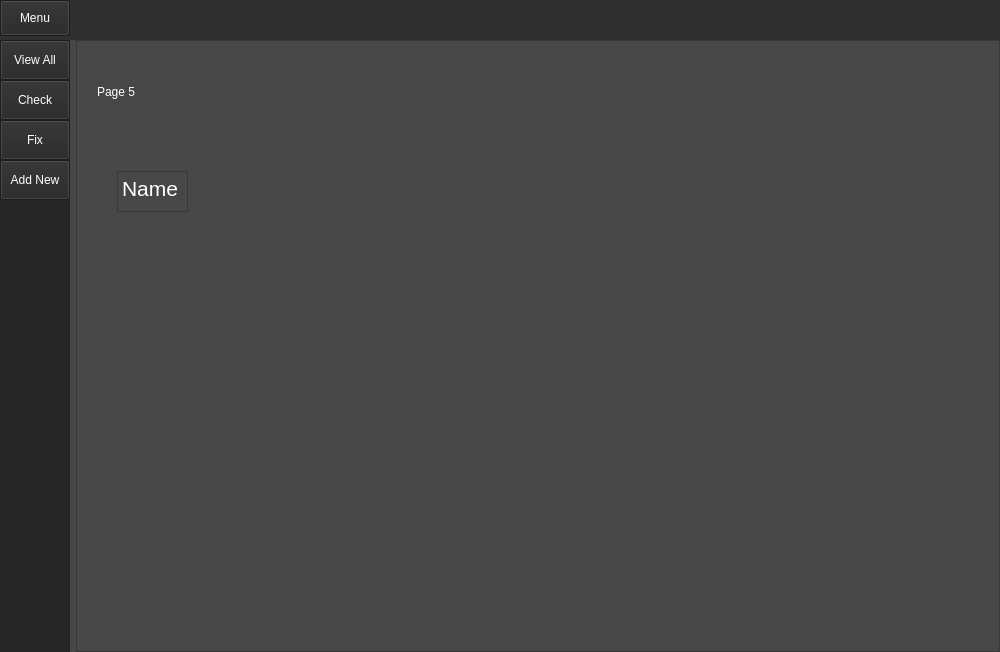
Above: test_ui.ui from adivardhan1000/INSE6130 before the change. Below: the same form after it.
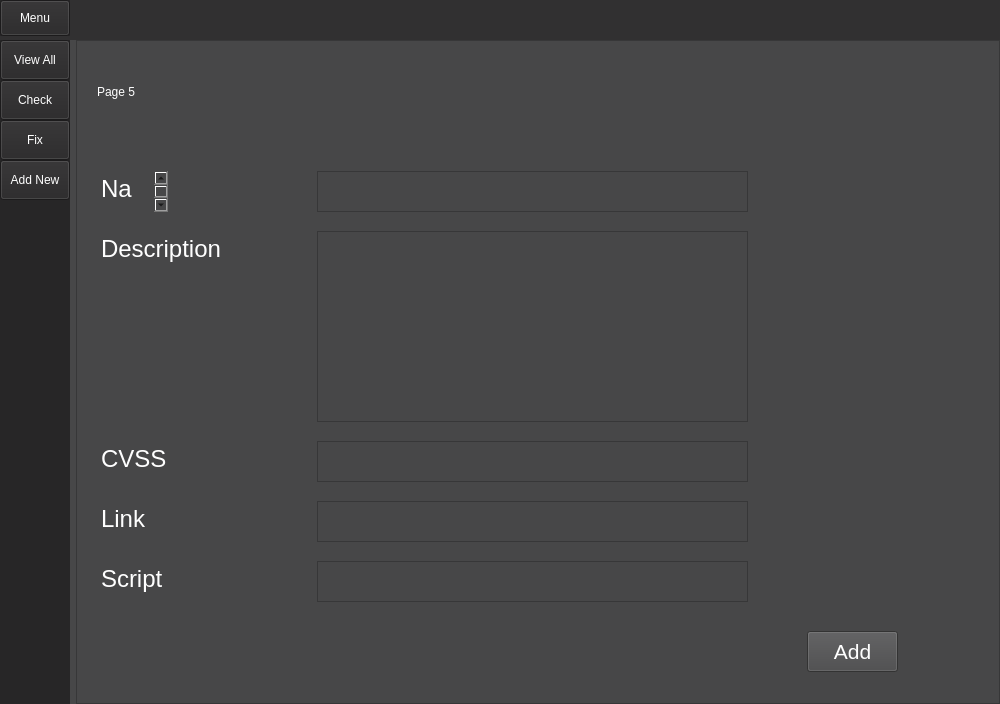
That is the form after the change. The open tabs and pages were chosen to show the change.

The edit to the form file:
```diff
--- a/test_ui.ui
+++ b/test_ui.ui
@@ -7,7 +7,7 @@
     <x>0</x>
     <y>0</y>
     <width>1000</width>
-    <height>652</height>
+    <height>704</height>
    </rect>
   </property>
   <property name="minimumSize">
@@ -779,24 +779,387 @@
                <string>Page 5</string>
               </property>
              </widget>
-             <widget class="QTextEdit" name="textEdit">
+             <widget class="QTextBrowser" name="textBrowser">
               <property name="geometry">
                <rect>
-                <x>40</x>
+                <x>20</x>
                 <y>130</y>
                 <width>71</width>
                 <height>41</height>
                </rect>
               </property>
-              <property name="tabletTracking">
+              <property name="frameShape">
+               <enum>QFrame::NoFrame</enum>
+              </property>
+              <property name="html">
+               <string>&lt;!DOCTYPE HTML PUBLIC &quot;-//W3C//DTD HTML 4.0//EN&quot; &quot;http://www.w3.org/TR/REC-html40/strict.dtd&quot;&gt;
+&lt;html&gt;&lt;head&gt;&lt;meta name=&quot;qrichtext&quot; content=&quot;1&quot; /&gt;&lt;style type=&quot;text/css&quot;&gt;
+p, li { white-space: pre-wrap; }
+&lt;/style&gt;&lt;/head&gt;&lt;body style=&quot; font-family:'SimSun'; font-size:9pt; font-weight:400; font-style:normal;&quot;&gt;
+&lt;p style=&quot; margin-top:0px; margin-bottom:0px; margin-left:0px; margin-right:0px; -qt-block-indent:0; text-indent:0px;&quot;&gt;&lt;span style=&quot; font-size:18pt; color:#ffffff;&quot;&gt;Name&lt;/span&gt;&lt;/p&gt;&lt;/body&gt;&lt;/html&gt;</string>
+              </property>
+             </widget>
+             <widget class="QTextEdit" name="cve_name">
+              <property name="geometry">
+               <rect>
+                <x>240</x>
+                <y>130</y>
+                <width>431</width>
+                <height>41</height>
+               </rect>
+              </property>
+             </widget>
+             <widget class="QTextBrowser" name="textBrowser_2">
+              <property name="geometry">
+               <rect>
+                <x>20</x>
+                <y>190</y>
+                <width>171</width>
+                <height>41</height>
+               </rect>
+              </property>
+              <property name="frameShape">
+               <enum>QFrame::NoFrame</enum>
+              </property>
+              <property name="html">
+               <string>&lt;!DOCTYPE HTML PUBLIC &quot;-//W3C//DTD HTML 4.0//EN&quot; &quot;http://www.w3.org/TR/REC-html40/strict.dtd&quot;&gt;
+&lt;html&gt;&lt;head&gt;&lt;meta name=&quot;qrichtext&quot; content=&quot;1&quot; /&gt;&lt;style type=&quot;text/css&quot;&gt;
+p, li { white-space: pre-wrap; }
+&lt;/style&gt;&lt;/head&gt;&lt;body style=&quot; font-family:'SimSun'; font-size:9pt; font-weight:400; font-style:normal;&quot;&gt;
+&lt;p style=&quot; margin-top:0px; margin-bottom:0px; margin-left:0px; margin-right:0px; -qt-block-indent:0; text-indent:0px;&quot;&gt;&lt;span style=&quot; font-size:18pt; color:#ffffff;&quot;&gt;Description&lt;/span&gt;&lt;/p&gt;&lt;/body&gt;&lt;/html&gt;</string>
+              </property>
+             </widget>
+             <widget class="QTextEdit" name="cve_description">
+              <property name="geometry">
+               <rect>
+                <x>240</x>
+                <y>190</y>
+                <width>431</width>
+                <height>191</height>
+               </rect>
+              </property>
+             </widget>
+             <widget class="QTextBrowser" name="textBrowser_3">
+              <property name="geometry">
+               <rect>
+                <x>20</x>
+                <y>400</y>
+                <width>171</width>
+                <height>41</height>
+               </rect>
+              </property>
+              <property name="frameShape">
+               <enum>QFrame::NoFrame</enum>
+              </property>
+              <property name="html">
+               <string>&lt;!DOCTYPE HTML PUBLIC &quot;-//W3C//DTD HTML 4.0//EN&quot; &quot;http://www.w3.org/TR/REC-html40/strict.dtd&quot;&gt;
+&lt;html&gt;&lt;head&gt;&lt;meta name=&quot;qrichtext&quot; content=&quot;1&quot; /&gt;&lt;style type=&quot;text/css&quot;&gt;
+p, li { white-space: pre-wrap; }
+&lt;/style&gt;&lt;/head&gt;&lt;body style=&quot; font-family:'SimSun'; font-size:9pt; font-weight:400; font-style:normal;&quot;&gt;
+&lt;p style=&quot; margin-top:0px; margin-bottom:0px; margin-left:0px; margin-right:0px; -qt-block-indent:0; text-indent:0px;&quot;&gt;&lt;span style=&quot; font-size:18pt; color:#ffffff;&quot;&gt;CVSS&lt;/span&gt;&lt;/p&gt;&lt;/body&gt;&lt;/html&gt;</string>
+              </property>
+             </widget>
+             <widget class="QTextEdit" name="cve_cvss">
+              <property name="geometry">
+               <rect>
+                <x>240</x>
+                <y>400</y>
+                <width>431</width>
+                <height>41</height>
+               </rect>
+              </property>
+             </widget>
+             <widget class="QTextBrowser" name="textBrowser_4">
+              <property name="geometry">
+               <rect>
+                <x>20</x>
+                <y>460</y>
+                <width>171</width>
+                <height>41</height>
+               </rect>
+              </property>
+              <property name="frameShape">
+               <enum>QFrame::NoFrame</enum>
+              </property>
+              <property name="html">
+               <string>&lt;!DOCTYPE HTML PUBLIC &quot;-//W3C//DTD HTML 4.0//EN&quot; &quot;http://www.w3.org/TR/REC-html40/strict.dtd&quot;&gt;
+&lt;html&gt;&lt;head&gt;&lt;meta name=&quot;qrichtext&quot; content=&quot;1&quot; /&gt;&lt;style type=&quot;text/css&quot;&gt;
+p, li { white-space: pre-wrap; }
+&lt;/style&gt;&lt;/head&gt;&lt;body style=&quot; font-family:'SimSun'; font-size:9pt; font-weight:400; font-style:normal;&quot;&gt;
+&lt;p style=&quot; margin-top:0px; margin-bottom:0px; margin-left:0px; margin-right:0px; -qt-block-indent:0; text-indent:0px;&quot;&gt;&lt;span style=&quot; font-size:18pt; color:#ffffff;&quot;&gt;Link&lt;/span&gt;&lt;/p&gt;&lt;/body&gt;&lt;/html&gt;</string>
+              </property>
+             </widget>
+             <widget class="QTextEdit" name="cve_link">
+              <property name="geometry">
+               <rect>
+                <x>240</x>
+                <y>460</y>
+                <width>431</width>
+                <height>41</height>
+               </rect>
+              </property>
+             </widget>
+             <widget class="QTextBrowser" name="textBrowser_5">
+              <property name="geometry">
+               <rect>
+                <x>20</x>
+                <y>520</y>
+                <width>171</width>
+                <height>41</height>
+               </rect>
+              </property>
+              <property name="frameShape">
+               <enum>QFrame::NoFrame</enum>
+              </property>
+              <property name="html">
+               <string>&lt;!DOCTYPE HTML PUBLIC &quot;-//W3C//DTD HTML 4.0//EN&quot; &quot;http://www.w3.org/TR/REC-html40/strict.dtd&quot;&gt;
+&lt;html&gt;&lt;head&gt;&lt;meta name=&quot;qrichtext&quot; content=&quot;1&quot; /&gt;&lt;style type=&quot;text/css&quot;&gt;
+p, li { white-space: pre-wrap; }
+&lt;/style&gt;&lt;/head&gt;&lt;body style=&quot; font-family:'SimSun'; font-size:9pt; font-weight:400; font-style:normal;&quot;&gt;
+&lt;p style=&quot; margin-top:0px; margin-bottom:0px; margin-left:0px; margin-right:0px; -qt-block-indent:0; text-indent:0px;&quot;&gt;&lt;span style=&quot; font-size:18pt; color:#ffffff;&quot;&gt;Script&lt;/span&gt;&lt;/p&gt;&lt;/body&gt;&lt;/html&gt;</string>
+              </property>
+              <property name="overwriteMode">
                <bool>false</bool>
               </property>
-              <property name="html">
-               <string>&lt;!DOCTYPE HTML PUBLIC &quot;-//W3C//DTD HTML 4.0//EN&quot; &quot;http://www.w3.org/TR/REC-html40/strict.dtd&quot;&gt;
-&lt;html&gt;&lt;head&gt;&lt;meta name=&quot;qrichtext&quot; content=&quot;1&quot; /&gt;&lt;style type=&quot;text/css&quot;&gt;
-p, li { white-space: pre-wrap; }
-&lt;/style&gt;&lt;/head&gt;&lt;body style=&quot; font-family:'SimSun'; font-size:9pt; font-weight:400; font-style:normal;&quot;&gt;
-&lt;p style=&quot; margin-top:0px; margin-bottom:0px; margin-left:0px; margin-right:0px; -qt-block-indent:0; text-indent:0px;&quot;&gt;&lt;span style=&quot; font-size:16pt; color:#ffffff;&quot;&gt;Name&lt;/span&gt;&lt;/p&gt;&lt;/body&gt;&lt;/html&gt;</string>
+             </widget>
+             <widget class="QTextEdit" name="cve_script">
+              <property name="geometry">
+               <rect>
+                <x>240</x>
+                <y>520</y>
+                <width>431</width>
+                <height>41</height>
+               </rect>
+              </property>
+             </widget>
+             <widget class="QPushButton" name="cve_add">
+              <property name="geometry">
+               <rect>
+                <x>730</x>
+                <y>590</y>
+                <width>91</width>
+                <height>41</height>
+               </rect>
+              </property>
+              <property name="palette">
+               <palette>
+                <active>
+                 <colorrole role="WindowText">
+                  <brush brushstyle="SolidPattern">
+                   <color alpha="255">
+                    <red>255</red>
+                    <green>255</green>
+                    <blue>255</blue>
+                   </color>
+                  </brush>
+                 </colorrole>
+                 <colorrole role="Button">
+                  <brush brushstyle="SolidPattern">
+                   <color alpha="255">
+                    <red>71</red>
+                    <green>71</green>
+                    <blue>72</blue>
+                   </color>
+                  </brush>
+                 </colorrole>
+                 <colorrole role="Text">
+                  <brush brushstyle="SolidPattern">
+                   <color alpha="255">
+                    <red>255</red>
+                    <green>255</green>
+                    <blue>255</blue>
+                   </color>
+                  </brush>
+                 </colorrole>
+                 <colorrole role="ButtonText">
+                  <brush brushstyle="SolidPattern">
+                   <color alpha="255">
+                    <red>255</red>
+                    <green>255</green>
+                    <blue>255</blue>
+                   </color>
+                  </brush>
+                 </colorrole>
+                 <colorrole role="Base">
+                  <brush brushstyle="SolidPattern">
+                   <color alpha="255">
+                    <red>71</red>
+                    <green>71</green>
+                    <blue>72</blue>
+                   </color>
+                  </brush>
+                 </colorrole>
+                 <colorrole role="Window">
+                  <brush brushstyle="SolidPattern">
+                   <color alpha="255">
+                    <red>71</red>
+                    <green>71</green>
+                    <blue>72</blue>
+                   </color>
+                  </brush>
+                 </colorrole>
+                 <colorrole role="PlaceholderText">
+                  <brush brushstyle="SolidPattern">
+                   <color alpha="128">
+                    <red>255</red>
+                    <green>255</green>
+                    <blue>255</blue>
+                   </color>
+                  </brush>
+                 </colorrole>
+                </active>
+                <inactive>
+                 <colorrole role="WindowText">
+                  <brush brushstyle="SolidPattern">
+                   <color alpha="255">
+                    <red>255</red>
+                    <green>255</green>
+                    <blue>255</blue>
+                   </color>
+                  </brush>
+                 </colorrole>
+                 <colorrole role="Button">
+                  <brush brushstyle="SolidPattern">
+                   <color alpha="255">
+                    <red>71</red>
+                    <green>71</green>
+                    <blue>72</blue>
+                   </color>
+                  </brush>
+                 </colorrole>
+                 <colorrole role="Text">
+                  <brush brushstyle="SolidPattern">
+                   <color alpha="255">
+                    <red>255</red>
+                    <green>255</green>
+                    <blue>255</blue>
+                   </color>
+                  </brush>
+                 </colorrole>
+                 <colorrole role="ButtonText">
+                  <brush brushstyle="SolidPattern">
+                   <color alpha="255">
+                    <red>255</red>
+                    <green>255</green>
+                    <blue>255</blue>
+                   </color>
+                  </brush>
+                 </colorrole>
+                 <colorrole role="Base">
+                  <brush brushstyle="SolidPattern">
+                   <color alpha="255">
+                    <red>71</red>
+                    <green>71</green>
+                    <blue>72</blue>
+                   </color>
+                  </brush>
+                 </colorrole>
+                 <colorrole role="Window">
+                  <brush brushstyle="SolidPattern">
+                   <color alpha="255">
+                    <red>71</red>
+                    <green>71</green>
+                    <blue>72</blue>
+                   </color>
+                  </brush>
+                 </colorrole>
+                 <colorrole role="PlaceholderText">
+                  <brush brushstyle="SolidPattern">
+                   <color alpha="128">
+                    <red>255</red>
+                    <green>255</green>
+                    <blue>255</blue>
+                   </color>
+                  </brush>
+                 </colorrole>
+                </inactive>
+                <disabled>
+                 <colorrole role="WindowText">
+                  <brush brushstyle="SolidPattern">
+                   <color alpha="255">
+                    <red>144</red>
+                    <green>144</green>
+                    <blue>144</blue>
+                   </color>
+                  </brush>
+                 </colorrole>
+                 <colorrole role="Button">
+                  <brush brushstyle="SolidPattern">
+                   <color alpha="255">
+                    <red>71</red>
+                    <green>71</green>
+                    <blue>72</blue>
+                   </color>
+                  </brush>
+                 </colorrole>
+                 <colorrole role="Text">
+                  <brush brushstyle="SolidPattern">
+                   <color alpha="255">
+                    <red>144</red>
+                    <green>144</green>
+                    <blue>144</blue>
+                   </color>
+                  </brush>
+                 </colorrole>
+                 <colorrole role="ButtonText">
+                  <brush brushstyle="SolidPattern">
+                   <color alpha="255">
+                    <red>144</red>
+                    <green>144</green>
+                    <blue>144</blue>
+                   </color>
+                  </brush>
+                 </colorrole>
+                 <colorrole role="Base">
+                  <brush brushstyle="SolidPattern">
+                   <color alpha="255">
+                    <red>71</red>
+                    <green>71</green>
+                    <blue>72</blue>
+                   </color>
+                  </brush>
+                 </colorrole>
+                 <colorrole role="Window">
+                  <brush brushstyle="SolidPattern">
+                   <color alpha="255">
+                    <red>71</red>
+                    <green>71</green>
+                    <blue>72</blue>
+                   </color>
+                  </brush>
+                 </colorrole>
+                 <colorrole role="PlaceholderText">
+                  <brush brushstyle="SolidPattern">
+                   <color alpha="128">
+                    <red>48</red>
+                    <green>48</green>
+                    <blue>48</blue>
+                   </color>
+                  </brush>
+                 </colorrole>
+                </disabled>
+               </palette>
+              </property>
+              <property name="font">
+               <font>
+                <pointsize>16</pointsize>
+               </font>
+              </property>
+              <property name="text">
+               <string>Add</string>
+              </property>
+             </widget>
+             <widget class="QTextBrowser" name="outstate">
+              <property name="geometry">
+               <rect>
+                <x>310</x>
+                <y>580</y>
+                <width>231</width>
+                <height>51</height>
+               </rect>
+              </property>
+              <property name="frameShape">
+               <enum>QFrame::NoFrame</enum>
               </property>
              </widget>
             </widget>
```
